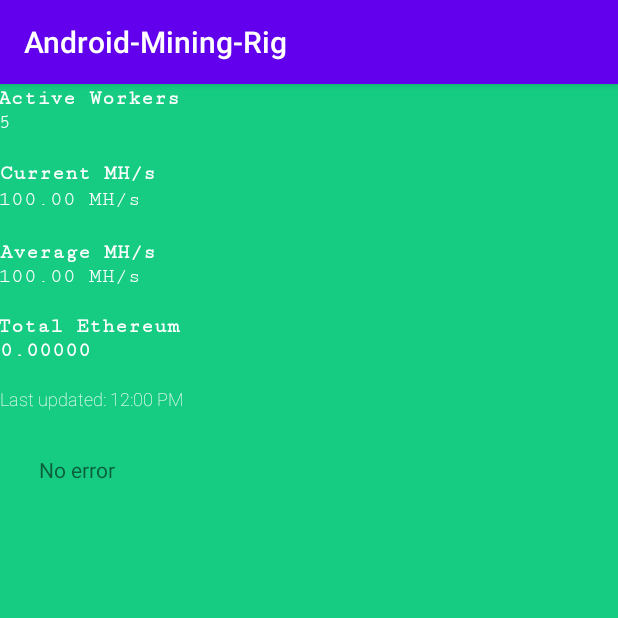
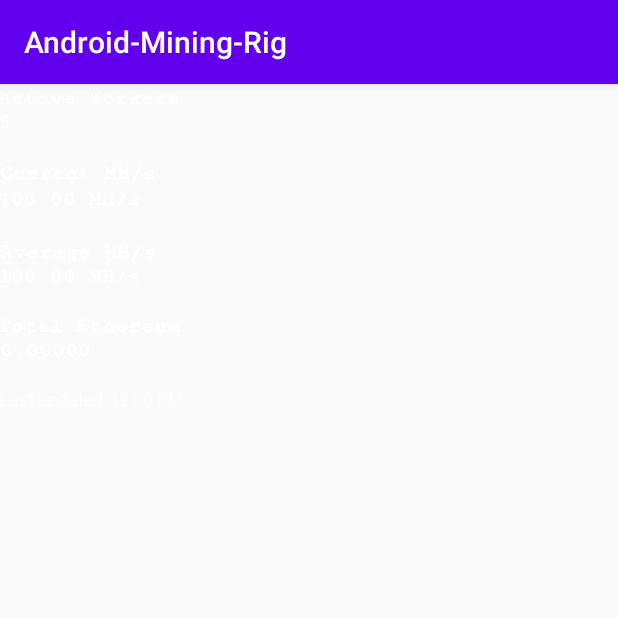
Before and after one commit to braydenwerner/Mining-Rig-Widget, an Android app: the screen it shows after launch (MainActivity), on a phone screen of 412 x 824 dp, the top half of it. Run offline under Robolectric (Android 15) with nearby library versions, the phone set to English and light mode, and no system bars.

Commit message:
working version

```diff
--- a/app/src/main/AndroidManifest.xml
+++ b/app/src/main/AndroidManifest.xml
@@ -1,9 +1,6 @@
 <?xml version="1.0" encoding="utf-8"?>
 <manifest xmlns:android="http://schemas.android.com/apk/res/android"
     package="com.example.andriod_mining_rig">
-
-    <uses-permission android:name="android.permission.INTERNET" />
-
     <application
         android:allowBackup="true"
         android:icon="@mipmap/ic_launcher"
@@ -29,5 +26,5 @@
             </intent-filter>
         </activity>
     </application>
-
+    <uses-permission android:name="android.permission.INTERNET" />
 </manifest>
--- a/app/src/main/java/com/example/andriod_mining_rig/EthermineAPI.java
+++ b/app/src/main/java/com/example/andriod_mining_rig/EthermineAPI.java
@@ -6,9 +6,9 @@ import retrofit2.Call;
 import retrofit2.http.GET;
 
 public interface EthermineAPI {
-    @GET("currentStats")
+    @GET("miner/53ce4cED03649deeB0588aD4b355d985888df95c/currentStats")
     Call<CurrentStats> getCurrentStatsData();
 
-    @GET("payouts")
+    @GET("miner/53ce4cED03649deeB0588aD4b355d985888df95c/payouts")
     Call<Payouts> getCurrentPayoutsData();
 }
--- a/app/src/main/res/layout/mining_rig_widget.xml
+++ b/app/src/main/res/layout/mining_rig_widget.xml
@@ -5,7 +5,7 @@
     android:layout_height="match_parent"
     android:layout_centerHorizontal="false"
     android:layout_centerVertical="false"
-    android:background="#16CC83"
+    android:background="#0016CC83"
     android:padding="@dimen/widget_margin">
 
     <TextView
@@ -168,16 +168,4 @@
         android:textColor="#FFFFFF"
         android:textStyle="bold" />
 
-    <TextView
-        android:id="@+id/error_text"
-        android:layout_width="wrap_content"
-        android:layout_height="wrap_content"
-        android:layout_alignParentStart="true"
-        android:layout_alignParentLeft="true"
-        android:layout_alignParentTop="true"
-        android:layout_marginStart="26dp"
-        android:layout_marginLeft="26dp"
-        android:layout_marginTop="247dp"
-        android:text="@string/error_text" />
-
 </RelativeLayout>
```
Also changed, not shown: app/src/main/java/com/example/andriod_mining_rig/MiningRigWidget.java (+5 -10 lines), 1 other file.
